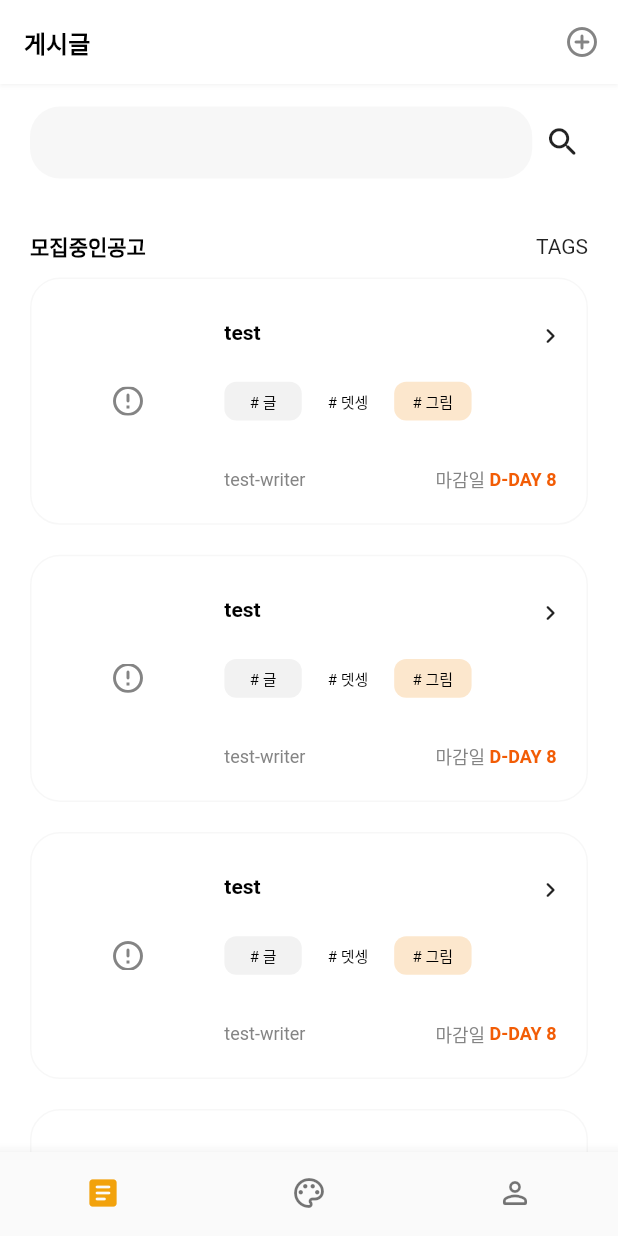
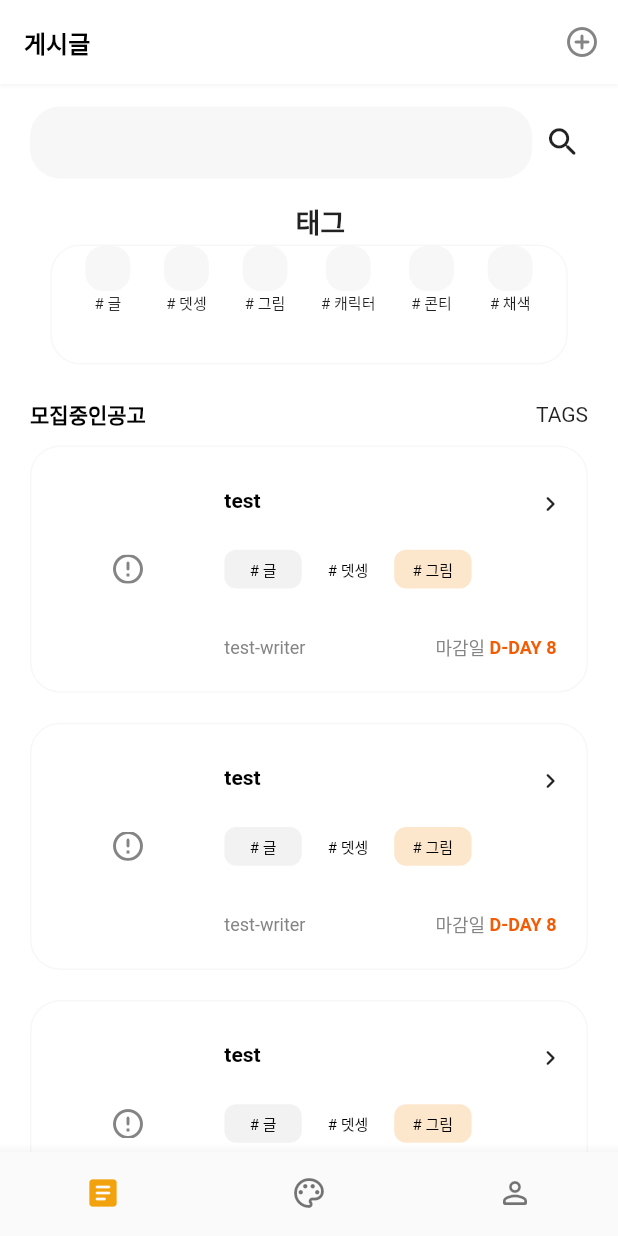
Before and after one commit to lRuRl/idea-concert, a Flutter app: the screen it shows after launch, on a phone screen of 412 x 824 dp. Run offline on Flutter 3.47's test engine with Material 2 defaults, Android fonts, the phone set to English and light mode, and no system bars; network calls fail.

Commit message:
Update home.dart

```diff
--- a/iruri/lib/pages/home/home.dart
+++ b/iruri/lib/pages/home/home.dart
@@ -131,10 +131,91 @@ class _HomePageState extends State<HomePage> {
    *
    *  그럼 화이팅 !
    */
+
+  // 수림 추가
   Widget tagContainer() {
     return Column(
-        // TODO: @sooo19 / 태그 텍스트, 태그를 누를 수 있는 버튼 6개
-        );
+      children: <Widget>[
+        Container(
+            margin: EdgeInsets.only(left: 15.0),
+            child: Text('태그',
+                style: TextStyle(
+                    fontSize: 18, fontWeight: FontWeight.bold))), //태그 글씨
+        Container(
+          margin: EdgeInsets.only(bottom: 3, left: 5, right: 5, top: 2),
+          height: 80,
+          width: 345,
+          decoration: BoxDecoration(
+              // '태그' 회색 테투리 박스
+              color: Color.fromRGBO(255, 255, 255, 1),
+              border: Border.all(
+                  width: 1, color: Color.fromRGBO(196, 196, 196, 0.13)),
+              borderRadius: BorderRadius.circular(20)),
+          child: Row(
+            //버튼 6개
+            mainAxisAlignment:
+                MainAxisAlignment.spaceEvenly, //6개의 버튼이 같은 간격을 가지도록 정렬
+            children: <Widget>[
+              Column(children: <Widget>[
+                Container(
+                    height: 30,
+                    width: 30,
+                    decoration: BoxDecoration(
+                        color: Color.fromRGBO(196, 196, 196, 0.13), //회색 네모 박스
+                        borderRadius: BorderRadius.circular(12))),
+                Container(
+                    child: Text('# 글', style: TextStyle(fontSize: 10))) //글씨(#글)
+              ]),
+              Column(children: <Widget>[
+                Container(
+                    height: 30,
+                    width: 30,
+                    decoration: BoxDecoration(
+                        color: Color.fromRGBO(196, 196, 196, 0.13),
+                        borderRadius: BorderRadius.circular(12))),
+                Container(child: Text('# 뎃셍', style: TextStyle(fontSize: 10)))
+              ]),
+              Column(children: <Widget>[
+                Container(
+                    height: 30,
+                    width: 30,
+                    decoration: BoxDecoration(
+                        color: Color.fromRGBO(196, 196, 196, 0.13),
+                        borderRadius: BorderRadius.circular(12))),
+                Container(child: Text('# 그림', style: TextStyle(fontSize: 10)))
+              ]),
+              Column(children: <Widget>[
+                Container(
+                    height: 30,
+                    width: 30,
+                    decoration: BoxDecoration(
+                        color: Color.fromRGBO(196, 196, 196, 0.13),
+                        borderRadius: BorderRadius.circular(12))),
+                Container(child: Text('# 캐릭터', style: TextStyle(fontSize: 10)))
+              ]),
+              Column(children: <Widget>[
+                Container(
+                    height: 30,
+                    width: 30,
+                    decoration: BoxDecoration(
+                        color: Color.fromRGBO(196, 196, 196, 0.13),
+                        borderRadius: BorderRadius.circular(12))),
+                Container(child: Text('# 콘티', style: TextStyle(fontSize: 10)))
+              ]),
+              Column(children: <Widget>[
+                Container(
+                    height: 30,
+                    width: 30,
+                    decoration: BoxDecoration(
+                        color: Color.fromRGBO(196, 196, 196, 0.13),
+                        borderRadius: BorderRadius.circular(12))),
+                Container(child: Text('# 채색', style: TextStyle(fontSize: 10)))
+              ]),
+            ],
+          ),
+        ),
+      ],
+    );
   }
 
   // recruitContainer
@@ -146,15 +227,13 @@ class _HomePageState extends State<HomePage> {
           writer: 'test-writer',
           tags: ['글', '뎃셍', '그림'],
           dueDate: 'D-DAY 8',
-          imagePath:
-              'https://picsum.photos/250?image=9'),
+          imagePath: 'https://picsum.photos/250?image=9'),
       Article(
           title: 'test',
           writer: 'test-writer',
           tags: ['글', '뎃셍', '그림'],
           dueDate: 'D-DAY 8',
-          imagePath:
-              'https://i.ibb.co/1vXpqVs/flutter-logo.jpg'),
+          imagePath: 'https://i.ibb.co/1vXpqVs/flutter-logo.jpg'),
       Article(
           title: 'test',
           writer: 'test-writer',
```
